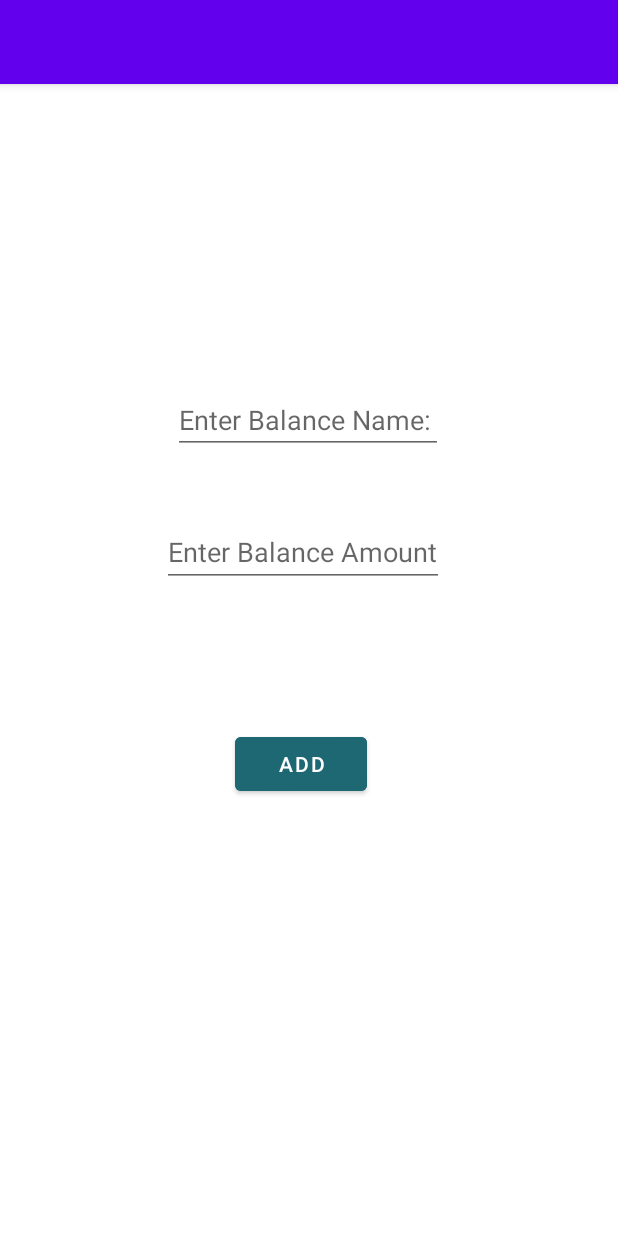
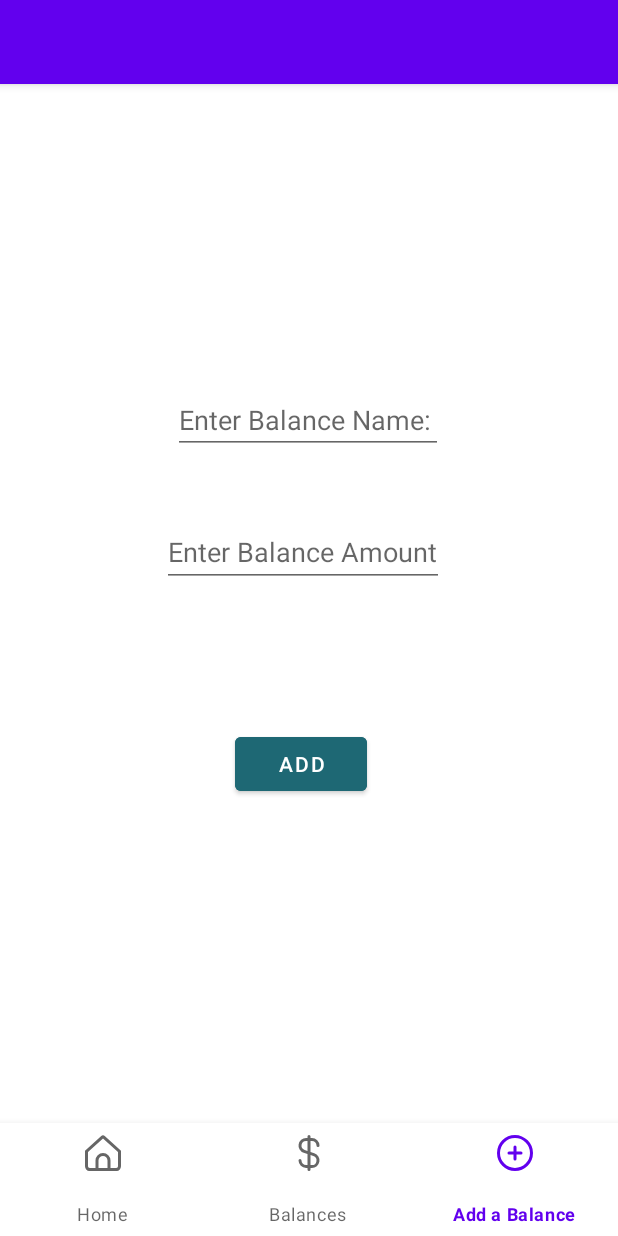
Before and after one commit to ouroboros-t/justbalanceapp, an Android app: the AddBalanceFragment screen opened through its navigation route, on a phone screen of 412 x 824 dp. Run offline under Robolectric (Android 15) with nearby library versions, the phone set to English and light mode, and no system bars; our stand-ins replace Room's generated code, data binding, navigation-ui.

Commit message:
Added and hooked up bottom navigation menu

```diff
--- a/justbalanceappv2/app/src/main/java/com/pg/justbalance/MainActivity.kt
+++ b/justbalanceappv2/app/src/main/java/com/pg/justbalance/MainActivity.kt
@@ -2,10 +2,23 @@ package com.pg.justbalance
 
 import androidx.appcompat.app.AppCompatActivity
 import android.os.Bundle
+import androidx.navigation.NavController
+import androidx.navigation.fragment.NavHostFragment
+import androidx.navigation.ui.setupWithNavController
+import com.google.android.material.bottomnavigation.BottomNavigationView
 
 class MainActivity : AppCompatActivity() {
     override fun onCreate(savedInstanceState: Bundle?) {
         super.onCreate(savedInstanceState)
         setContentView(R.layout.activity_main)
+        val host: NavHostFragment = supportFragmentManager
+            .findFragmentById(R.id.fragmentContainerView) as NavHostFragment? ?: return
+        val navController = host.navController
+
+        fun setupBottomNavMenu(navController: NavController) {
+            val bottomNav = findViewById<BottomNavigationView>(R.id.bottom_nav)
+            bottomNav?.setupWithNavController(navController)
+        }
+        setupBottomNavMenu(navController)
     }
 }
--- /dev/null
+++ b/justbalanceappv2/app/src/main/res/drawable/dollar.xml
@@ -0,0 +1,9 @@
+<vector xmlns:android="http://schemas.android.com/apk/res/android"
+    android:width="512dp"
+    android:height="512dp"
+    android:viewportWidth="24"
+    android:viewportHeight="24">
+  <path
+      android:fillColor="#FF000000"
+      android:pathData="M13.932,4A3.071,3.071 0,0 1,17 7.068a1,1 0,0 0,2 0L19,7c0,-0.019 0,-0.036 0,-0.055A5.073,5.073 0,0 0,13.932 2L13,2L13,1a1,1 0,0 0,-2 0L11,2h-0.932a5.068,5.068 0,0 0,-1.6 9.875L11,12.72L11,20h-0.932A3.071,3.071 0,0 1,7 16.932a1,1 0,0 0,-2 0L5,17c0,0.019 0,0.036 0,0.055A5.073,5.073 0,0 0,10.068 22L11,22v1a1,1 0,0 0,2 0L13,22h0.932a5.068,5.068 0,0 0,1.6 -9.875L13,11.28L13,4ZM14.902,14.021A3.068,3.068 0,0 1,13.932 20L13,20L13,13.387ZM11,10.613 L9.1,9.979A3.068,3.068 0,0 1,10.068 4L11,4Z"/>
+</vector>
--- a/justbalanceappv2/app/src/main/res/layout/activity_main.xml
+++ b/justbalanceappv2/app/src/main/res/layout/activity_main.xml
@@ -13,4 +13,16 @@
         android:layout_height="match_parent"
         app:defaultNavHost="true"
         app:navGraph="@navigation/navigation_main" />
+
+    <com.google.android.material.bottomnavigation.BottomNavigationView
+        android:id="@+id/bottom_nav"
+        android:layout_width="match_parent"
+        android:layout_height="75dp"
+        app:layout_constraintBottom_toBottomOf="parent"
+        app:layout_constraintEnd_toEndOf="parent"
+        app:layout_constraintHorizontal_bias="0.0"
+        app:layout_constraintStart_toStartOf="parent"
+        app:layout_constraintTop_toBottomOf="@id/fragmentContainerView"
+        app:layout_constraintVertical_bias="1.0"
+        app:menu="@menu/bottom_navigation" />
 </androidx.constraintlayout.widget.ConstraintLayout>
--- /dev/null
+++ b/justbalanceappv2/app/src/main/res/menu/bottom_navigation.xml
@@ -0,0 +1,22 @@
+<?xml version="1.0" encoding="utf-8"?>
+<menu xmlns:android="http://schemas.android.com/apk/res/android">
+    <item
+        android:id="@+id/titleFragment"
+        android:icon="@drawable/home"
+        android:title="@string/home_icon_title" >
+
+    </item>
+    <item
+        android:id="@+id/balanceFragment"
+        android:icon="@drawable/dollar"
+        android:title="@string/balance_icon_title" >
+
+    </item>
+
+    <item
+        android:id="@+id/addBalanceFragment"
+        android:icon="@drawable/add"
+        android:title="@string/add_a_balance_icon_title" >
+    </item>
+
+</menu>
--- a/justbalanceappv2/app/src/main/res/values/strings.xml
+++ b/justbalanceappv2/app/src/main/res/values/strings.xml
@@ -10,6 +10,9 @@
     <!--Add Balance Screen-->
     <string name="enter_balance_name_text">Enter Balance Name:</string>
     <string name="enter_balance_amount_text">Enter Balance Amount:</string>
+    <string name="balance_icon_title">Balances</string>
+    <string name="add_a_balance_icon_title">Add a Balance</string>
+    <string name="home_icon_title">Home</string>
     <!--Edit Balance Screen-->
 
 </resources>
```
